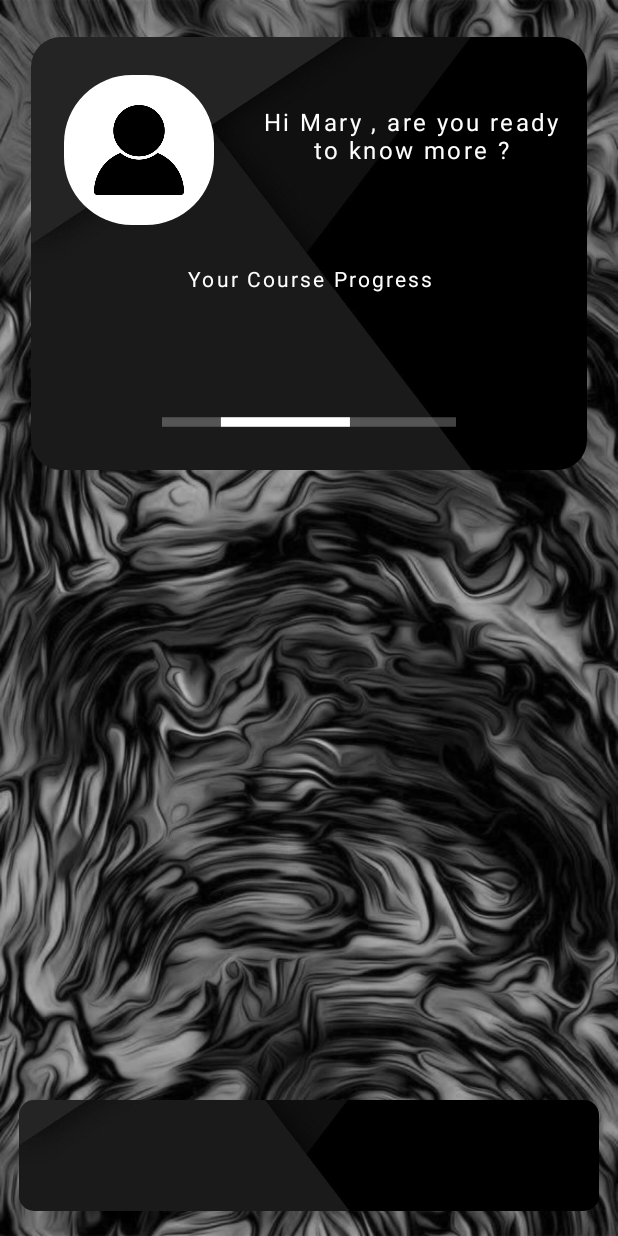
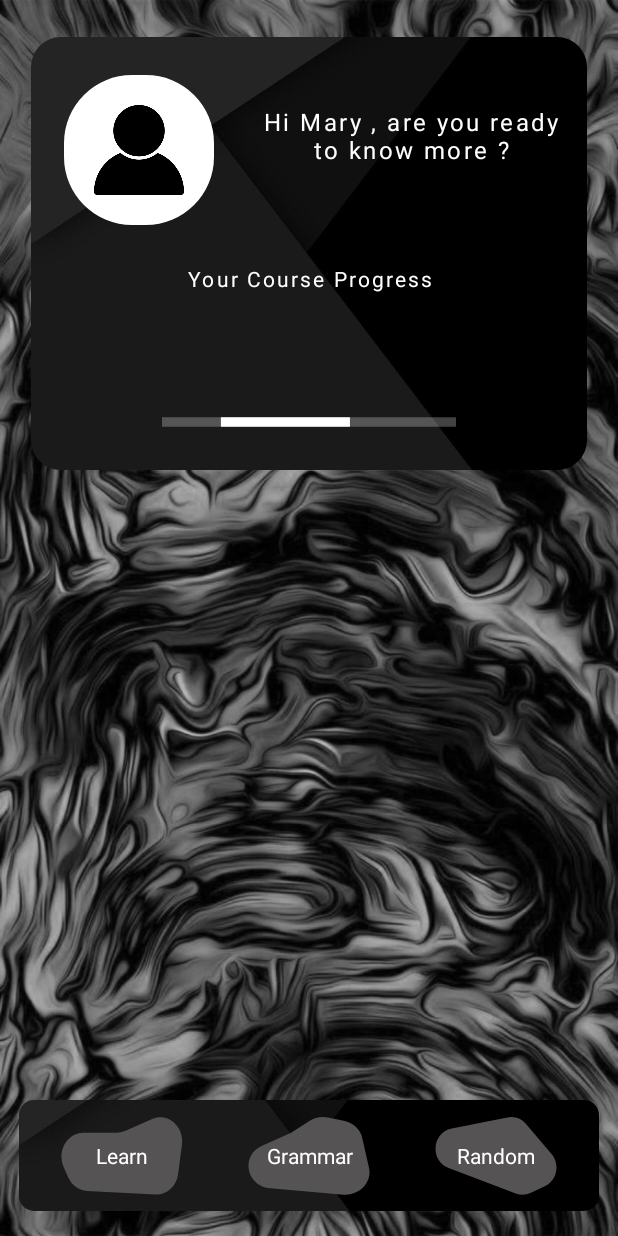
Before and after one commit to DIAorganization/Filingo, an Android app: the layout main_frame_info.xml on its own in the app's theme, with its tools: preview values and no code run, on a phone screen of 412 x 824 dp. Run offline under Robolectric (Android 15) with nearby library versions, the phone set to English and light mode, and no system bars.

Commit message:
Added buttons to main fragment

```diff
--- a/app/build.gradle
+++ b/app/build.gradle
@@ -48,4 +48,6 @@ dependencies {
     testImplementation 'junit:junit:4.13.2'
     androidTestImplementation 'androidx.test.ext:junit:1.1.3'
     androidTestImplementation 'androidx.test.espresso:espresso-core:3.4.0'
+
+
 }
--- a/app/src/main/java/com/example/filingo/MainActivity.java
+++ b/app/src/main/java/com/example/filingo/MainActivity.java
@@ -87,8 +87,8 @@ public class MainActivity extends AppCompatActivity implements LetterAdapter.OnL
         setTheme(R.style.Theme_Filingo);
         super.onCreate(savedInstanceState);
 
-        setContentView(R.layout.start_app_layout);
-        setTensesChoseView();
+        setContentView(R.layout.test_fragment);
+        //setTensesChoseView();
         /*
 
         generateFakeDBTopicWords(40);
--- a/app/src/main/res/drawable/ic_button_again_background.xml
+++ b/app/src/main/res/drawable/ic_button_again_background.xml
@@ -5,5 +5,5 @@
     android:viewportHeight="75">
   <path
       android:pathData="M2.74,47.96c-7.3,-15.27 3.83,-32.92 20.75,-32.92h35.04a23,23 0,0 0,8.61 -1.67L95.55,1.91c16.42,-6.63 33.86,7.01 31.38,24.55l-4,28.3c-1.66,11.76 -12,20.32 -23.86,19.76l-71.84,-3.4A23,23 0,0 1,7.57 58.06L2.74,47.96Z"
-      android:fillColor="#716C6C"/>
+      android:fillColor="@color/backgroud_for_buttons"/>
 </vector>
--- a/app/src/main/res/drawable/ic_button_exit_background.xml
+++ b/app/src/main/res/drawable/ic_button_exit_background.xml
@@ -5,5 +5,5 @@
     android:viewportHeight="80">
   <path
       android:pathData="M58.8,4.19a23,23 0,0 1,17.95 -3.59l15.18,3.27a23,23 0,0 1,17.66 17.72l6.44,30.37c3.21,15.16 -9.19,29.1 -24.62,27.67l-70.04,-6.49C-1.84,70.98 -7.5,39.65 13.48,29.52l27.39,-13.23a23,23 0,0 0,3.11 -1.81l14.82,-10.28Z"
-      android:fillColor="#716C6C"/>
+      android:fillColor="@color/backgroud_for_buttons"/>
 </vector>
--- a/app/src/main/res/drawable/ic_button_learn_background.xml
+++ b/app/src/main/res/drawable/ic_button_learn_background.xml
@@ -4,5 +4,6 @@
     android:viewportHeight="87"
     android:viewportWidth="140"
     xmlns:android="http://schemas.android.com/apk/res/android">
+
     <path android:fillColor="@color/backgroud_for_buttons" android:pathData="M15.65,57c-21.88,-8.03 -19.32,-39.76 3.56,-44.17L83.01,0.51a23,23 0,0 1,21.69 7.47l29.05,33.3c10.11,11.59 6.22,29.64 -7.77,36.04l-15.87,7.26a23,23 0,0 1,-17.49 0.67L15.65,57Z"/>
 </vector>
--- a/app/src/main/res/drawable/ic_button_next_background.xml
+++ b/app/src/main/res/drawable/ic_button_next_background.xml
@@ -5,5 +5,5 @@
     android:viewportHeight="89">
   <path
       android:pathData="M4.03,35.51a23,23 0,0 1,5.69 -12.21L23.2,8.32a23,23 0,0 1,22.76 -6.9l40.67,10.35a23,23 0,0 1,5.46 2.16l17.41,9.63a23,23 0,0 1,11.29 15l5.4,23.59c3.99,17.42 -15.57,30.61 -30.22,20.38a19.53,19.53 0,0 0,-14.27 -3.27L26.72,88.05C11.45,90.5 -1.84,77.48 0.3,62.16l3.72,-26.66Z"
-      android:fillColor="#716C6C"/>
+      android:fillColor="@color/backgroud_for_buttons"/>
 </vector>
--- a/app/src/main/res/layout/main_frame_info.xml
+++ b/app/src/main/res/layout/main_frame_info.xml
@@ -100,12 +100,14 @@
         android:id="@+id/bottom_menu_background"
         android:layout_width="0dp"
         android:layout_height="0dp"
-        app:shapeAppearanceOverlay="@style/round_image_10"
         android:scaleType="centerCrop"
         app:layout_constraintBottom_toTopOf="@+id/bottom_menu_horizontal_bottom_guideline"
         app:layout_constraintEnd_toStartOf="@+id/bottom_menu_vertical_right_guideline"
+        app:layout_constraintHorizontal_bias="0.0"
         app:layout_constraintStart_toStartOf="@+id/bottom_menu_vertical_left_guideline"
         app:layout_constraintTop_toTopOf="@+id/bottom_menu_horizontal_top_guideline"
+        app:layout_constraintVertical_bias="0.0"
+        app:shapeAppearanceOverlay="@style/round_image_10"
         app:srcCompat="@drawable/background_3" />
 
     <androidx.constraintlayout.widget.Guideline
@@ -185,4 +187,56 @@
         app:layout_constraintHorizontal_bias="0.516"
         app:layout_constraintStart_toStartOf="@+id/progress_text" />
 
+
+    <androidx.appcompat.widget.AppCompatButton
+        android:id="@+id/main_frame_grammar_info_button"
+        android:layout_width="81dp"
+        android:layout_height="52dp"
+        android:layout_gravity="center_vertical|center_horizontal"
+        android:layout_marginStart="20dp"
+        android:background="@drawable/ic_button_again_background"
+        android:fontFamily="sans-serif"
+        android:text="Learn"
+        android:textAllCaps="false"
+        android:textColor="@color/white"
+        android:textSize="14sp"
+        android:visibility="visible"
+        app:layout_constraintBottom_toBottomOf="@+id/bottom_menu_background"
+        app:layout_constraintStart_toStartOf="@+id/main_frame_vertical_left_guideline"
+        app:layout_constraintTop_toTopOf="@+id/bottom_menu_background" />
+
+    <androidx.appcompat.widget.AppCompatButton
+        android:id="@+id/main_frame_random_test_button"
+        android:layout_width="81dp"
+        android:layout_height="52dp"
+        android:layout_gravity="center_vertical|center_horizontal"
+        android:layout_marginEnd="20dp"
+        android:background="@drawable/ic_button_learn_background"
+        android:fontFamily="sans-serif"
+        android:text="Random"
+        android:textAllCaps="false"
+        android:textColor="@color/white"
+        android:textSize="14sp"
+        android:visibility="visible"
+        app:layout_constraintBottom_toBottomOf="@+id/bottom_menu_background"
+        app:layout_constraintEnd_toStartOf="@+id/main_frame_vertical_right_guideline"
+        app:layout_constraintTop_toTopOf="@+id/bottom_menu_background" />
+
+    <androidx.appcompat.widget.AppCompatButton
+        android:id="@+id/main_frame_grammar_test_button"
+        android:layout_width="81dp"
+        android:layout_height="52dp"
+        android:layout_gravity="center_vertical|center_horizontal"
+        android:background="@drawable/ic_button_exit_background"
+        android:fontFamily="sans-serif"
+        android:text="Grammar"
+        android:textAllCaps="false"
+        android:textColor="@color/white"
+        android:textSize="14sp"
+        android:visibility="visible"
+        app:layout_constraintBottom_toBottomOf="@+id/bottom_menu_background"
+        app:layout_constraintEnd_toStartOf="@+id/main_frame_random_test_button"
+        app:layout_constraintStart_toEndOf="@+id/main_frame_grammar_info_button"
+        app:layout_constraintTop_toTopOf="@+id/bottom_menu_background" />
+
 </androidx.constraintlayout.widget.ConstraintLayout>
```
